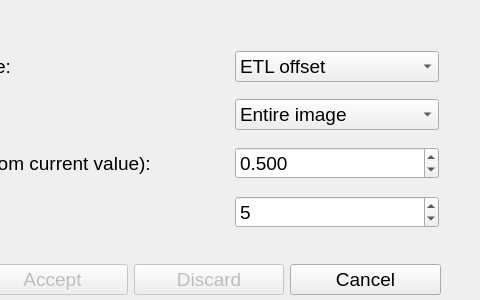
The window that mesoSPIM/gui/mesoSPIM_Optimizer.ui (mesoSPIM/mesoSPIM-control) describes before a commit, drawn with Qt 5; both pictures show x 260 to 740 and y 0 to 300 of the 740 by 300 pixel window.
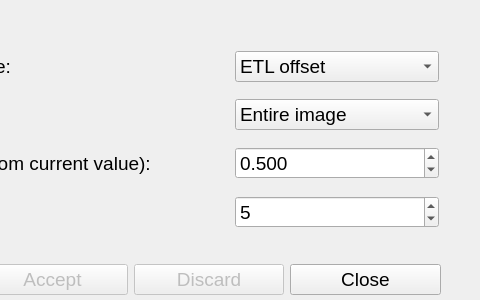
The same window after the commit.

Commit message:
made GUI update from every state change (potentially dangerous)
This was done to avoid the issue that ETL values are not updated, due to multiple nested signals between classes and bugs therein.

Diff of the .ui file:
```diff
--- a/mesoSPIM/gui/mesoSPIM_Optimizer.ui
+++ b/mesoSPIM/gui/mesoSPIM_Optimizer.ui
@@ -158,7 +158,7 @@
     </item>
    </layout>
   </widget>
-  <widget class="QWidget" name="">
+  <widget class="QWidget" name="layoutWidget">
    <property name="geometry">
     <rect>
      <x>80</x>
@@ -221,7 +221,7 @@
        </font>
       </property>
       <property name="text">
-       <string>Cancel</string>
+       <string>Close</string>
       </property>
      </widget>
     </item>
```
Left out of the diff: 2 changed lines with no effect on the pictures. The commit also changes 3 other files.
